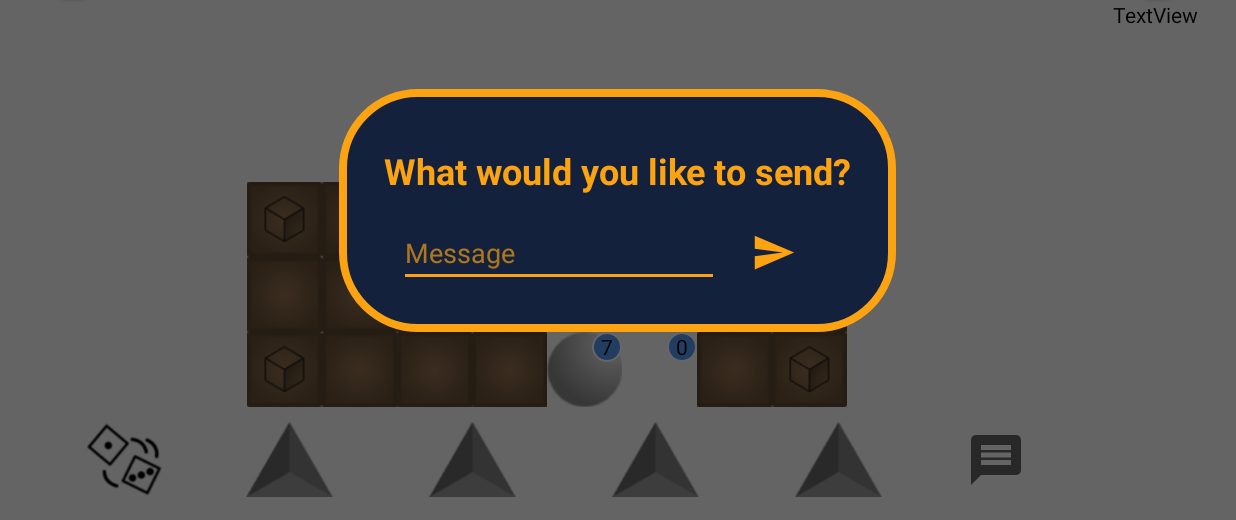
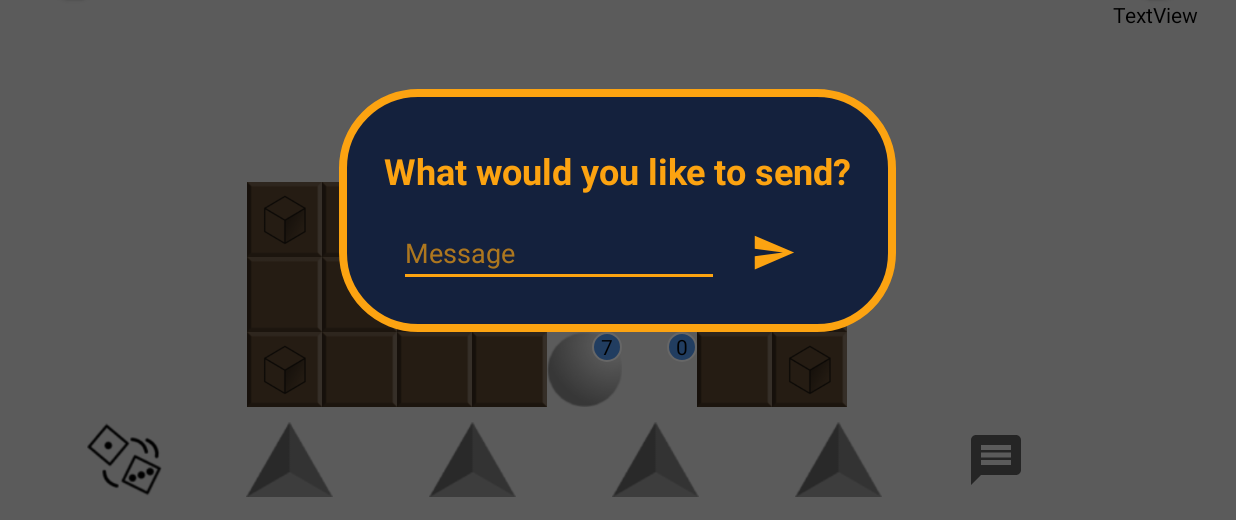
Before and after one commit to eitanwass/royal-game-of-urr, an Android app: the GameActivity screen opened directly, with no data from a screen before it, after a tap on an icon or button, on a phone screen of 824 x 412 dp (held sideways), the part 98-618 px from its top. Run offline under Robolectric (Android 15) with nearby library versions, the phone set to English and light mode, and no system bars; libraries missing offline, so code that uses them is left out: com.github.nkzawa.emitter, com.github.nkzawa.engineio, com.github.nkzawa.socketio; Roboto replaces fonts that are not available here; 8 statements that could not run were skipped.

Commit message:
Changed pic of board

```diff
--- a/src/app/src/main/res/layout/activity_game.xml
+++ b/src/app/src/main/res/layout/activity_game.xml
@@ -7,7 +7,8 @@
     android:layout_width="match_parent"
     android:layout_height="match_parent"
     android:paddingLeft="10dp"
-    android:paddingRight="10dp">
+    android:paddingRight="10dp"
+    android:background="@color/colorBackground">
 
     <com.stadio.urr.Tile
         android:id="@+id/tile"
```
Also changed, not shown: src/app/src/main/res/drawable/another_turn_tile.png, src/app/src/main/res/drawable/invincibility_tile.png, src/app/src/main/res/drawable/normal_tile.png.
